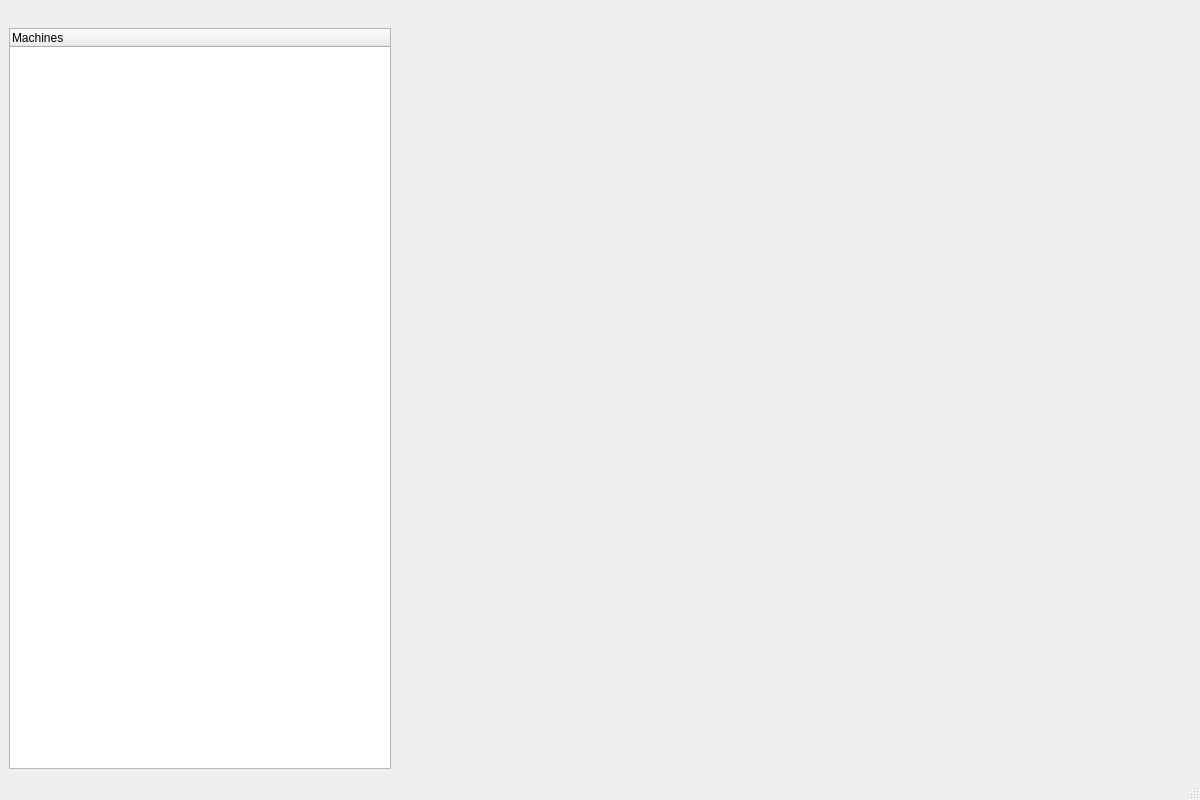
Old version of the form mainwindow.ui in the repository EdgeOfAI/textile.
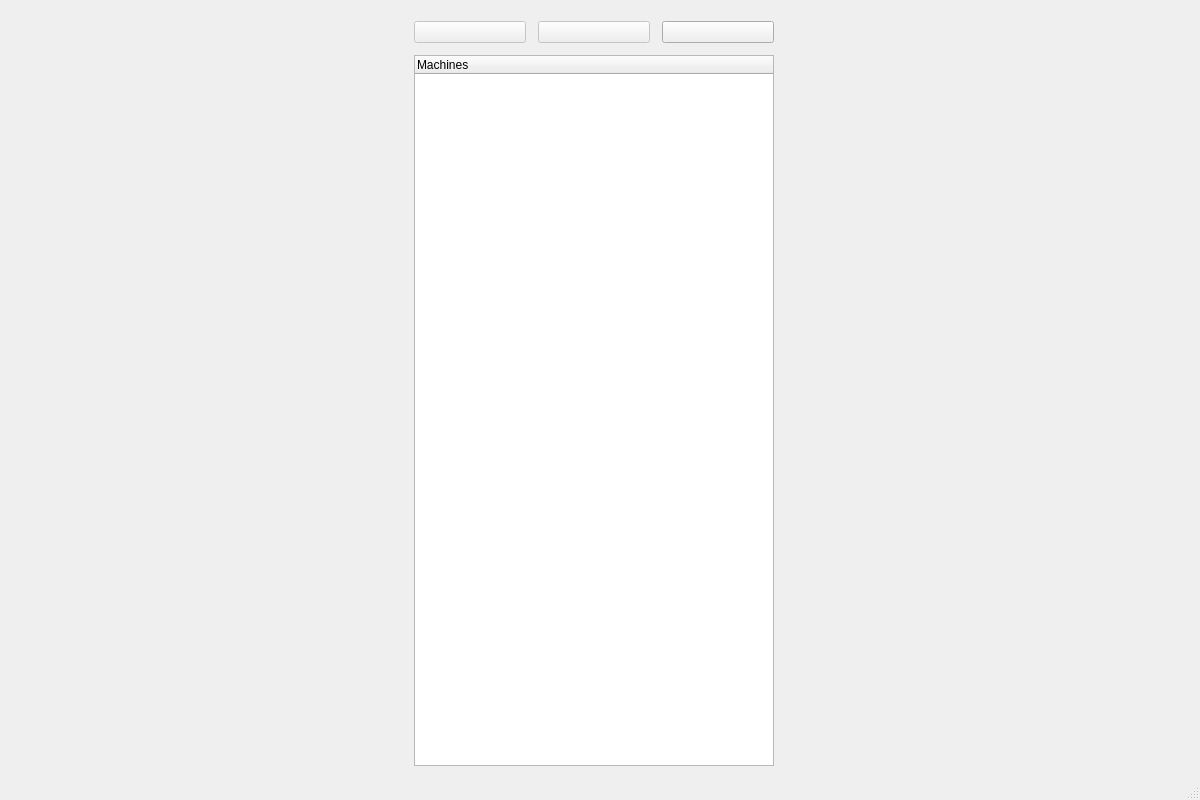
New version of the form. Icons and pictures are not drawn.

Commit message: Added main functions

```diff
--- a/mainwindow.ui
+++ b/mainwindow.ui
@@ -11,11 +11,17 @@
    </rect>
   </property>
   <property name="sizePolicy">
-   <sizepolicy hsizetype="Ignored" vsizetype="Ignored">
+   <sizepolicy hsizetype="Minimum" vsizetype="Minimum">
     <horstretch>0</horstretch>
     <verstretch>0</verstretch>
    </sizepolicy>
   </property>
+  <property name="minimumSize">
+   <size>
+    <width>1200</width>
+    <height>800</height>
+   </size>
+  </property>
   <property name="windowTitle">
    <string>MainWindow</string>
   </property>
@@ -23,49 +29,129 @@
    <bool>false</bool>
   </property>
   <widget class="QWidget" name="centralwidget">
-   <widget class="QDockWidget" name="dockWidget_5">
-    <property name="enabled">
-     <bool>true</bool>
+   <property name="sizePolicy">
+    <sizepolicy hsizetype="Maximum" vsizetype="Maximum">
+     <horstretch>0</horstretch>
+     <verstretch>0</verstretch>
+    </sizepolicy>
+   </property>
+   <layout class="QHBoxLayout" name="horizontalLayout_3">
+    <property name="bottomMargin">
+     <number>0</number>
     </property>
-    <property name="geometry">
-     <rect>
-      <x>10</x>
-      <y>0</y>
-      <width>800</width>
-      <height>722</height>
-     </rect>
-    </property>
-    <property name="sizePolicy">
-     <sizepolicy hsizetype="Ignored" vsizetype="Ignored">
-      <horstretch>0</horstretch>
-      <verstretch>0</verstretch>
-     </sizepolicy>
-    </property>
-    <property name="minimumSize">
-     <size>
-      <width>800</width>
-      <height>266</height>
-     </size>
-    </property>
-    <property name="maximumSize">
-     <size>
-      <width>524287</width>
-      <height>524287</height>
-     </size>
-    </property>
-    <property name="floating">
-     <bool>false</bool>
-    </property>
-    <property name="features">
-     <set>QDockWidget::NoDockWidgetFeatures</set>
-    </property>
-    <property name="allowedAreas">
-     <set>Qt::BottomDockWidgetArea|Qt::LeftDockWidgetArea|Qt::TopDockWidgetArea</set>
-    </property>
-    <widget class="QWidget" name="dockWidgetContents_5">
-     <layout class="QGridLayout" name="gridLayout_2"/>
-    </widget>
-   </widget>
+    <item>
+     <layout class="QHBoxLayout" name="horizontalLayoutMain" stretch="0">
+      <property name="spacing">
+       <number>12</number>
+      </property>
+      <property name="sizeConstraint">
+       <enum>QLayout::SetDefaultConstraint</enum>
+      </property>
+      <property name="leftMargin">
+       <number>12</number>
+      </property>
+      <property name="topMargin">
+       <number>12</number>
+      </property>
+      <property name="rightMargin">
+       <number>12</number>
+      </property>
+      <property name="bottomMargin">
+       <number>12</number>
+      </property>
+      <item>
+       <layout class="QVBoxLayout" name="verticalLayout">
+        <item>
+         <layout class="QHBoxLayout" name="horizontalLayout_2" stretch="0,0,0">
+          <item>
+           <widget class="QPushButton" name="btnStart">
+            <property name="enabled">
+             <bool>false</bool>
+            </property>
+            <property name="text">
+             <string/>
+            </property>
+            <property name="icon">
+             <iconset>
+              <normaloff>../../../../Desktop/icon_start.png</normaloff>../../../../Desktop/icon_start.png</iconset>
+            </property>
+           </widget>
+          </item>
+          <item>
+           <widget class="QPushButton" name="btnStop">
+            <property name="enabled">
+             <bool>false</bool>
+            </property>
+            <property name="text">
+             <string/>
+            </property>
+            <property name="icon">
+             <iconset>
+              <normaloff>../../../../Desktop/icon_stop.png</normaloff>../../../../Desktop/icon_stop.png</iconset>
+            </property>
+           </widget>
+          </item>
+          <item>
+           <widget class="QPushButton" name="btnMachines">
+            <property name="text">
+             <string/>
+            </property>
+            <property name="icon">
+             <iconset>
+              <normaloff>../../../../Desktop/icon_settings.png</normaloff>../../../../Desktop/icon_settings.png</iconset>
+            </property>
+           </widget>
+          </item>
+         </layout>
+        </item>
+        <item>
+         <widget class="QTreeWidget" name="treeWidget">
+          <property name="sizePolicy">
+           <sizepolicy hsizetype="Minimum" vsizetype="Minimum">
+            <horstretch>0</horstretch>
+            <verstretch>0</verstretch>
+           </sizepolicy>
+          </property>
+          <property name="maximumSize">
+           <size>
+            <width>360</width>
+            <height>16777215</height>
+           </size>
+          </property>
+          <property name="frameShadow">
+           <enum>QFrame::Sunken</enum>
+          </property>
+          <attribute name="headerVisible">
+           <bool>true</bool>
+          </attribute>
+          <column>
+           <property name="text">
+            <string>Machines</string>
+           </property>
+          </column>
+         </widget>
+        </item>
+       </layout>
+      </item>
+     </layout>
+    </item>
+    <item>
+     <layout class="QGridLayout" name="cameraGrid">
+      <property name="topMargin">
+       <number>12</number>
+      </property>
+      <property name="rightMargin">
+       <number>12</number>
+      </property>
+      <property name="bottomMargin">
+       <number>12</number>
+      </property>
+      <property name="verticalSpacing">
+       <number>12</number>
+      </property>
+     </layout>
+    </item>
+   </layout>
   </widget>
   <widget class="QMenuBar" name="menubar">
    <property name="geometry">
@@ -78,63 +164,34 @@
    </property>
   </widget>
   <widget class="QStatusBar" name="statusbar"/>
-  <widget class="QDockWidget" name="dockWidget">
-   <property name="enabled">
-    <bool>true</bool>
+  <action name="actionList_of_machines">
+   <property name="text">
+    <string>List of machines</string>
    </property>
-   <property name="sizePolicy">
-    <sizepolicy hsizetype="Minimum" vsizetype="Minimum">
-     <horstretch>0</horstretch>
-     <verstretch>0</verstretch>
-    </sizepolicy>
+  </action>
+  <action name="actionAdd_machine">
+   <property name="text">
+    <string>Add machine</string>
    </property>
-   <property name="minimumSize">
-    <size>
-     <width>400</width>
-     <height>266</height>
-    </size>
+  </action>
+  <action name="actionList_of_machines_2">
+   <property name="text">
+    <string>List of machines</string>
    </property>
-   <property name="maximumSize">
-    <size>
-     <width>400</width>
-     <height>524287</height>
-    </size>
+  </action>
+  <action name="actionAdd_Machines">
+   <property name="text">
+    <string>Add machine</string>
    </property>
    <property name="floating">
     <bool>false</bool>
    </property>
-   <property name="features">
-    <set>QDockWidget::NoDockWidgetFeatures</set>
+  </action>
+  <action name="listMachines">
+   <property name="text">
+    <string>List of machines</string>
    </property>
-   <property name="allowedAreas">
-    <set>Qt::BottomDockWidgetArea|Qt::LeftDockWidgetArea|Qt::TopDockWidgetArea</set>
-   </property>
-   <attribute name="dockWidgetArea">
-    <number>1</number>
-   </attribute>
-   <widget class="QWidget" name="dockWidgetContents">
-    <layout class="QGridLayout" name="gridLayout">
-     <item row="0" column="0">
-      <widget class="QTreeWidget" name="treeWidget">
-       <property name="sizePolicy">
-        <sizepolicy hsizetype="Ignored" vsizetype="Ignored">
-         <horstretch>0</horstretch>
-         <verstretch>0</verstretch>
-        </sizepolicy>
-       </property>
-       <property name="frameShadow">
-        <enum>QFrame::Sunken</enum>
-       </property>
-       <column>
-        <property name="text">
-         <string>Machines</string>
-        </property>
-       </column>
-      </widget>
-     </item>
-    </layout>
-   </widget>
-  </widget>
+  </action>
  </widget>
  <resources/>
  <connections/>
```
Left out of the diff: 6 changed lines with no effect on the pictures. The commit also changes 7 other files.
